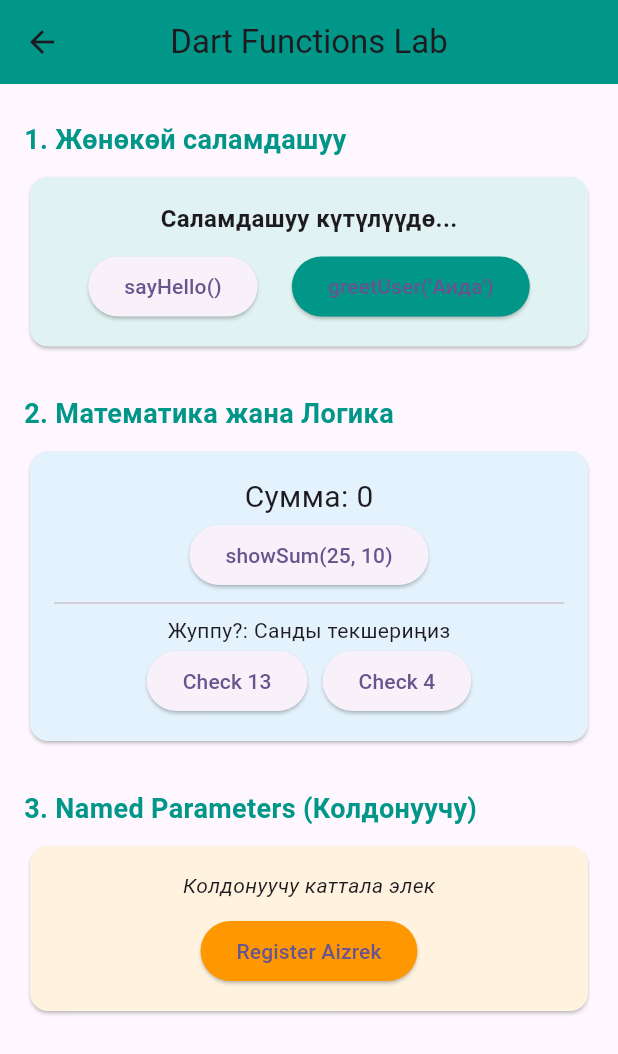
After one commit to TuratDev/dart_lessons, a Flutter app: the screen it shows after launch, after a tap on "4-сабак: Dart Language Basics - Function", on a phone screen of 412 x 824 dp. The commit adds this screen. Shown: the top 1054 px of the screen. Run offline on Flutter 3.47's test engine with Material 3 defaults, Android fonts, the phone set to English and light mode, and no system bars.

Commit message:
Dart Functions and Functions Master Page

```diff
--- /dev/null
+++ b/lib/bin/dart_functions.dart
@@ -0,0 +1,59 @@
+import 'package:flutter/foundation.dart';
+
+void main() {
+  sayHello();
+  greetUser('Аида');
+  printUser(name: 'Aizrek', age: 16);
+  showSum(25, 10);
+  if (kDebugMode) {
+    print('result: $result');
+  }
+
+  if (kDebugMode) {
+    print('Is 13 even? ${isEven(13)}');
+  }
+  if (kDebugMode) {
+    print('Is 4 even? ${isEven(4)}');
+  }
+}
+
+bool isEven(int number) {
+  return number % 2 == 0;
+}
+
+int result = calculateSum(35, 10);
+
+int calculateSum(int a, int b) {
+  return a + b;
+}
+
+void showSum(int a, int b) {
+  if (kDebugMode) {
+    print('Сумма: ${a + b}');
+  }
+}
+
+void sayHello() {
+  if (kDebugMode) {
+    print('Салам, Dart Functions! sayHello иштеди.');
+  }
+}
+
+void greetUser(String name) {
+  if (kDebugMode) {
+    print('Салам, $name! greetUser иштеди.');
+  }
+}
+
+void printUser({
+  required String name,
+  required int age,
+  String password = '1234',
+}) {
+  if (kDebugMode) {
+    print(
+      'Колдонуучу: $name, жашы: $age, пароль: $password'
+      '! printUser иштеди.',
+    );
+  }
+}
--- a/lib/home_page.dart
+++ b/lib/home_page.dart
@@ -1,5 +1,6 @@
 import 'package:dart_lesson/lesson_pages/cycle_game_page.dart';
 import 'package:dart_lesson/lesson_pages/for_while_loops.dart';
+import 'package:dart_lesson/lesson_pages/functions_master_page.dart';
 import 'package:dart_lesson/lesson_pages/second_page.dart';
 import 'package:dart_lesson/lesson_pages/ternary_operators.dart';
 import 'package:flutter/material.dart';
@@ -76,6 +77,21 @@ class HomePage extends StatelessWidget {
                   '3-сабак: 3-сабак уландысы: Dart Language Basics - Оюн цикли',
                 ),
               ),
+
+              const SizedBox(height: 16),
+              ElevatedButton(
+                onPressed: () {
+                  Navigator.push(
+                    context,
+                    MaterialPageRoute(
+                      builder: (context) => const FunctionsMasterPage(),
+                    ),
+                  );
+                },
+                child: const Text(
+                  '4-сабак: Dart Language Basics - Functions Master Page',
+                ),
+              ),
             ],
           ),
         ),
--- /dev/null
+++ b/lib/lesson_pages/functions_master_page.dart
@@ -0,0 +1,199 @@
+import 'package:flutter/material.dart';
+
+class FunctionsMasterPage extends StatefulWidget {
+  const FunctionsMasterPage({super.key});
+
+  @override
+  State<FunctionsMasterPage> createState() => _FunctionsMasterPageState();
+}
+
+class _FunctionsMasterPageState extends State<FunctionsMasterPage> {
+  // Экранга маалымат чыгаруу үчүн өзгөрмөлөр
+  String helloMessage = "Саламдашуу күтүлүүдө...";
+  String sumResult = "0";
+  String evenCheckResult = "Санды текшериңиз";
+  String userData = "Колдонуучу каттала элек";
+
+  // 1. Жөнөкөй функция (Параметри жок, маани кайтарбайт)
+  void sayHello() {
+    setState(() {
+      helloMessage = "Салам, Dart Functions! sayHello иштеди.";
+    });
+  }
+
+  // 2. Позициялык параметри бар функция (String name)
+  void greetUser(String name) {
+    setState(() {
+      helloMessage = "Салам, $name! greetUser иштеди.";
+    });
+  }
+
+  // 3. Маани кайтаруучу функция (int кайтарат)
+  int calculateSum(int a, int b) {
+    return a + b;
+  }
+
+  // 4. Маани кайтарбаган, бирок эсептөөчү функция (void)
+  void showSum(int a, int b) {
+    int result = calculateSum(a, b); // Башка функцияны чакыруу
+    setState(() {
+      sumResult = result.toString();
+    });
+  }
+
+  // 5. Логикалык маани кайтаруучу функция (bool)
+  bool isEven(int number) {
+    return number % 2 == 0;
+  }
+
+  // 6. Аталган параметрлери бар функция (Named parameters)
+  void printUser({
+    required String name,
+    required int age,
+    String password = '1234',
+  }) {
+    setState(() {
+      userData = "Аты: $name, Жашы: $age, Пароль: $password";
+    });
+  }
+
+  @override
+  Widget build(BuildContext context) {
+    return Scaffold(
+      appBar: AppBar(
+        title: const Text("Dart Functions Lab"),
+        backgroundColor: Colors.teal,
+        centerTitle: true,
+      ),
+      body: SingleChildScrollView(
+        padding: const EdgeInsets.all(16.0),
+        child: Column(
+          crossAxisAlignment: CrossAxisAlignment.stretch,
+          children: [
+            // БӨЛҮМ 1: Жөнөкөй функциялар
+            _buildSectionTitle("1. Жөнөкөй саламдашуу"),
+            Card(
+              color: Colors.teal.shade50,
+              child: Padding(
+                padding: const EdgeInsets.all(16.0),
+                child: Column(
+                  children: [
+                    Text(
+                      helloMessage,
+                      style: const TextStyle(
+                        fontSize: 16,
+                        fontWeight: FontWeight.bold,
+                      ),
+                    ),
+                    const SizedBox(height: 10),
+                    Row(
+                      mainAxisAlignment: MainAxisAlignment.spaceEvenly,
+                      children: [
+                        ElevatedButton(
+                          onPressed: sayHello,
+                          child: const Text("sayHello()"),
+                        ),
+                        ElevatedButton(
+                          onPressed: () => greetUser("Аида"),
+                          style: ElevatedButton.styleFrom(
+                            backgroundColor: Colors.teal,
+                          ),
+                          child: const Text("greetUser('Аида')"),
+                        ),
+                      ],
+                    ),
+                  ],
+                ),
+              ),
+            ),
+
+            const SizedBox(height: 20),
+
+            // БӨЛҮМ 2: Математикалык функциялар
+            _buildSectionTitle("2. Математика жана Логика"),
+
+            Card(
+              color: Colors.blue.shade50,
+              child: Padding(
+                padding: const EdgeInsets.all(16.0),
+                child: Column(
+                  children: [
+                    Text(
+                      "Сумма: $sumResult",
+                      style: const TextStyle(fontSize: 20),
+                    ),
+                    ElevatedButton(
+                      onPressed: () => showSum(25, 10),
+                      child: const Text("showSum(25, 10)"),
+                    ),
+                    const Divider(),
+                    Text("Жуппу?: $evenCheckResult"),
+                    Row(
+                      mainAxisAlignment: MainAxisAlignment.center,
+                      children: [
+                        ElevatedButton(
+                          onPressed: () => setState(
+                            () => evenCheckResult = "13 жуппу? ${isEven(13)}",
+                          ),
+                          child: const Text("Check 13"),
+                        ),
+                        const SizedBox(width: 10),
+                        ElevatedButton(
+                          onPressed: () => setState(
+                            () => evenCheckResult = "4 жуппу? ${isEven(4)}",
+                          ),
+                          child: const Text("Check 4"),
+                        ),
+                      ],
+                    ),
+                  ],
+                ),
+              ),
+            ),
+
+            const SizedBox(height: 20),
+
+            // БӨЛҮМ 3: Named Parameters
+            _buildSectionTitle("3. Named Parameters (Колдонуучу)"),
+            Card(
+              color: Colors.orange.shade50,
+              child: Padding(
+                padding: const EdgeInsets.all(16.0),
+                child: Column(
+                  children: [
+                    Text(
+                      userData,
+                      style: const TextStyle(fontStyle: FontStyle.italic),
+                    ),
+                    const SizedBox(height: 10),
+                    ElevatedButton(
+                      style: ElevatedButton.styleFrom(
+                        backgroundColor: Colors.orange,
+                      ),
+                      onPressed: () => printUser(name: "Aizrek", age: 16),
+                      child: const Text("Register Aizrek"),
+                    ),
+                  ],
+                ),
+              ),
+            ),
+          ],
+        ),
+      ),
+    );
+  }
+
+  Widget _buildSectionTitle(String title) {
+    return Padding(
+      padding: const EdgeInsets.symmetric(vertical: 8.0),
+      child: Text(
+        title,
+        style: const TextStyle(
+          fontSize: 18,
+          fontWeight: FontWeight.bold,
+          color: Colors.teal,
+        ),
+      ),
+    );
+  }
+}
```
